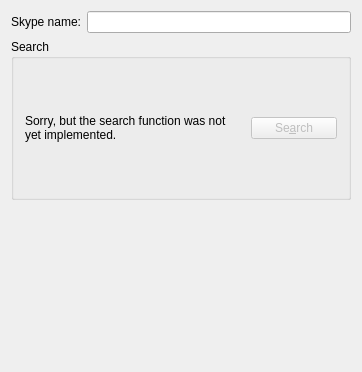
This is protocols/skype/ui/skypeaddcontactbase.ui in KDE/kopete as Qt 5 draws it before an edit. The edited form follows.
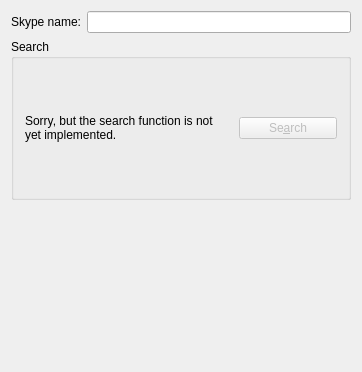
This is the edited form.

Diff of the .ui file:
```diff
--- a/protocols/skype/ui/skypeaddcontactbase.ui
+++ b/protocols/skype/ui/skypeaddcontactbase.ui
@@ -39,7 +39,7 @@
       <item>
        <widget class="QLabel" name="textLabel2" >
         <property name="text" >
-         <string>Sorry, but the search function was not yet implemented.</string>
+         <string>Sorry, but the search function is not yet implemented.</string>
         </property>
         <property name="alignment" >
          <set>Qt::AlignVCenter</set>
```
